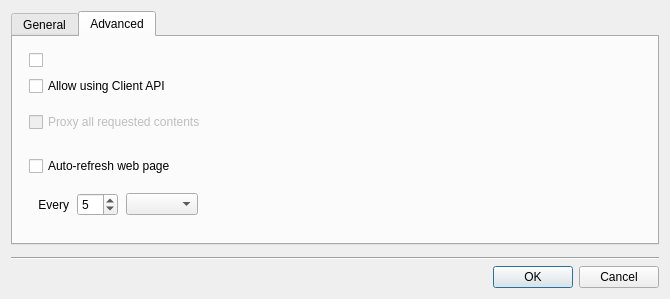
First picture: the form in vms/client/nx_vms_client_desktop/src/ui/dialogs/webpage_dialog.ui, repository networkoptix/nx_open, before the edit.
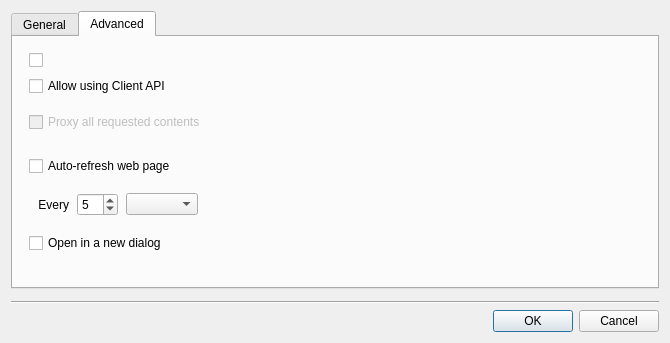
Second picture: the form after the edit. The open tabs and pages were chosen to show the change. Custom widgets are drawn as their Qt base class.

Commit message: VMS-47434, VMS-47435, VMS-47436: Support opening Web Page in Dialog

```diff
--- a/vms/client/nx_vms_client_desktop/src/ui/dialogs/webpage_dialog.ui
+++ b/vms/client/nx_vms_client_desktop/src/ui/dialogs/webpage_dialog.ui
@@ -293,6 +293,34 @@
            </layout>
           </widget>
          </item>
+         <item>
+          <widget class="QCheckBox" name="openInDialogCheckBox">
+           <property name="text">
+            <string>Open in a new dialog</string>
+           </property>
+          </widget>
+         </item>
+         <item>
+          <layout class="QVBoxLayout" name="openInDialogLayout">
+           <property name="spacing">
+            <number>8</number>
+           </property>
+           <item>
+            <widget class="nx::vms::client::desktop::InputField" name="dialogWidthField" native="true">
+             <property name="visible">
+              <bool>false</bool>
+             </property>
+            </widget>
+           </item>
+           <item>
+            <widget class="nx::vms::client::desktop::InputField" name="dialogHeightField" native="true">
+             <property name="visible">
+              <bool>false</bool>
+             </property>
+            </widget>
+           </item>
+          </layout>
+         </item>
          <item>
           <spacer name="advancedVerticalSpacer">
            <property name="orientation">
```
The commit also changes 13 other files.
